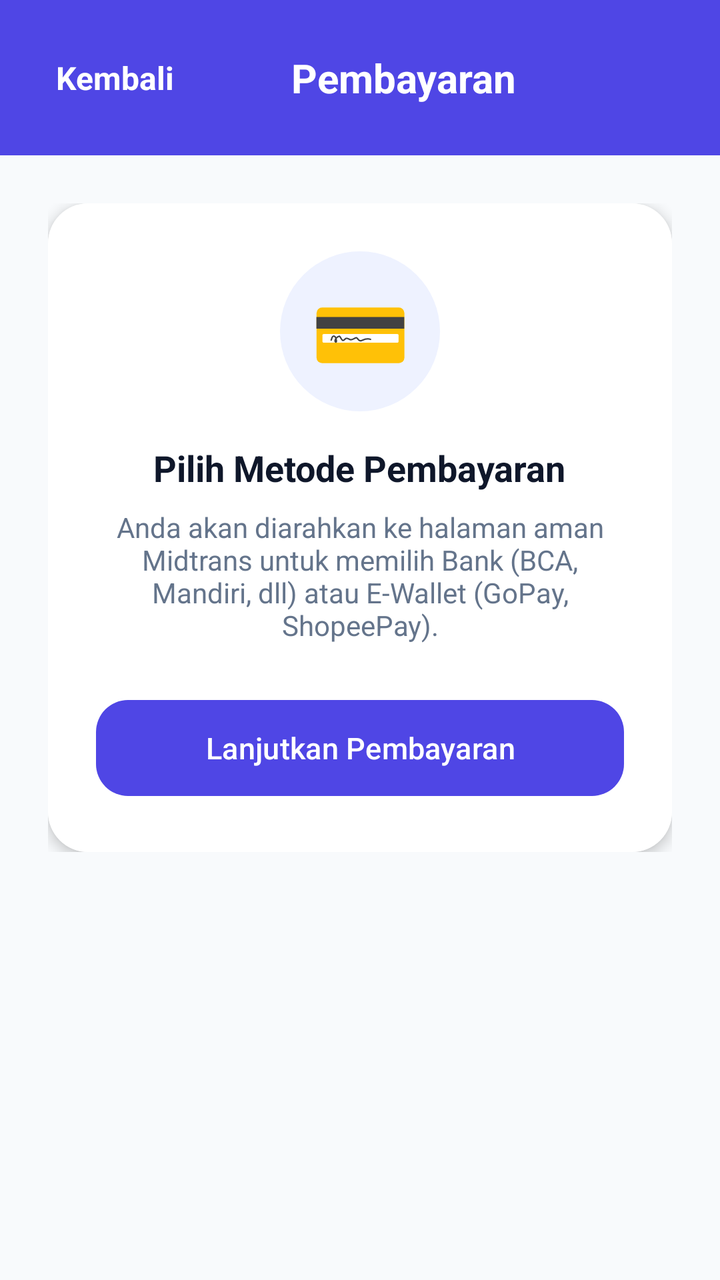
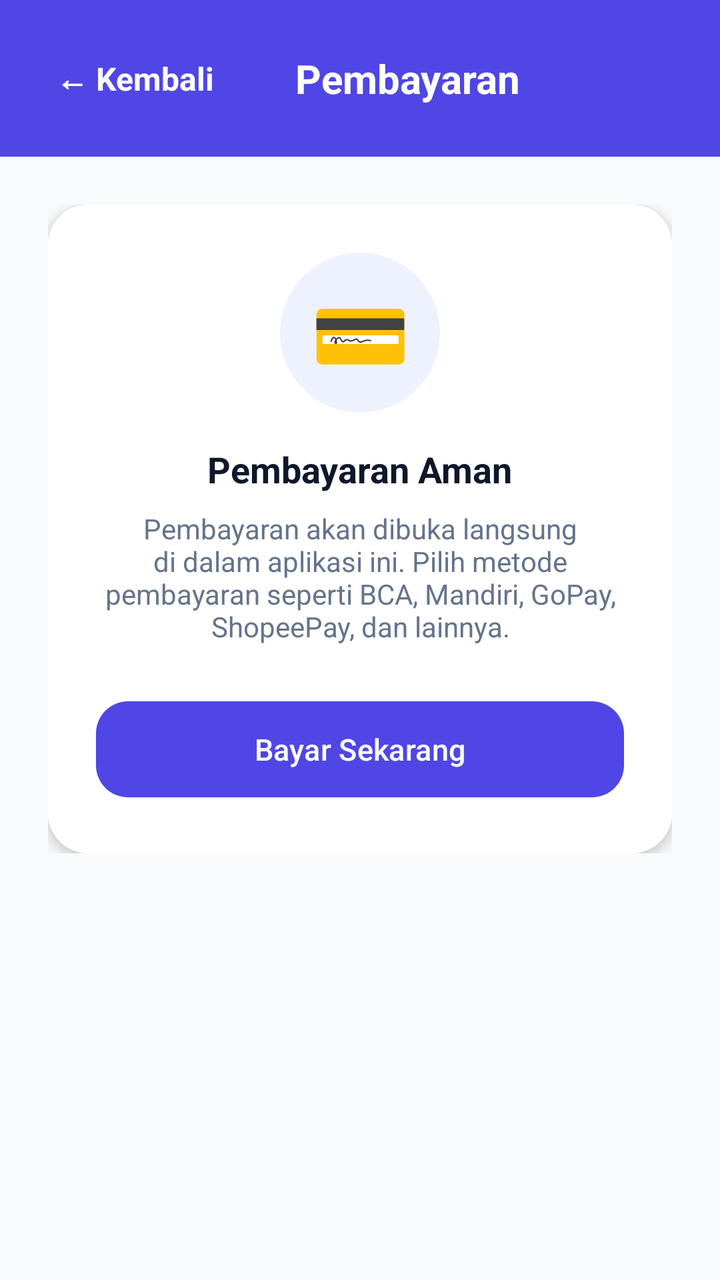

An Android layout rendered at two revisions. The XML below is the earlier revision; the diff shows what the commit changed to produce the second picture.
<!-- AndroidManifest.xml: application theme Theme.ManajemenKos -->
<!-- res/layout/activity_payment.xml -->
<?xml version="1.0" encoding="utf-8"?>
<androidx.constraintlayout.widget.ConstraintLayout xmlns:android="http://schemas.android.com/apk/res/android"
    xmlns:app="http://schemas.android.com/apk/res-auto"
    android:layout_width="match_parent"
    android:layout_height="match_parent"
    android:background="@color/bg_light">

    
    <LinearLayout
        android:id="@+id/layHeader"
        android:layout_width="match_parent"
        android:layout_height="wrap_content"
        android:orientation="horizontal"
        android:padding="20dp"
        android:background="@color/primary"
        android:gravity="center_vertical"
        app:layout_constraintTop_toTopOf="parent">

        <TextView
            android:id="@+id/tvBack"
            android:layout_width="wrap_content"
            android:layout_height="wrap_content"
            android:text="Kembali"
            android:textColor="@color/white"
            android:textSize="16sp"
            android:textStyle="bold"
            android:padding="8dp" />

        <TextView
            android:layout_width="0dp"
            android:layout_height="wrap_content"
            android:layout_weight="1"
            android:text="Pembayaran"
            android:textColor="@color/white"
            android:textSize="20sp"
            android:textStyle="bold"
            android:gravity="center"
            android:layout_marginEnd="32dp" />
    </LinearLayout>

    <LinearLayout
        android:layout_width="match_parent"
        android:layout_height="wrap_content"
        android:orientation="vertical"
        android:padding="24dp"
        app:layout_constraintTop_toBottomOf="@id/layHeader">

        <androidx.cardview.widget.CardView
            android:layout_width="match_parent"
            android:layout_height="wrap_content"
            app:cardCornerRadius="20dp"
            app:cardElevation="4dp">

            <LinearLayout
                android:layout_width="match_parent"
                android:layout_height="wrap_content"
                android:orientation="vertical"
                android:padding="24dp"
                android:background="@color/card_bg"
                android:gravity="center">

                <TextView
                    android:layout_width="80dp"
                    android:layout_height="80dp"
                    android:background="@drawable/icon_bg_light"
                    android:text="💳"
                    android:textSize="40sp"
                    android:gravity="center"
                    android:layout_marginBottom="16dp" />

                <TextView
                    android:layout_width="wrap_content"
                    android:layout_height="wrap_content"
                    android:text="Pilih Metode Pembayaran"
                    android:textSize="18sp"
                    android:textStyle="bold"
                    android:textColor="@color/text_primary" />

                <TextView
                    android:layout_width="wrap_content"
                    android:layout_height="wrap_content"
                    android:text="Anda akan diarahkan ke halaman aman Midtrans untuk memilih Bank (BCA, Mandiri, dll) atau E-Wallet (GoPay, ShopeePay)."
                    android:textSize="14sp"
                    android:textColor="@color/text_secondary"
                    android:gravity="center"
                    android:layout_marginTop="8dp"
                    android:layout_marginBottom="24dp" />

                <com.google.android.material.button.MaterialButton
                    android:id="@+id/btnSubmitPayment"
                    android:layout_width="match_parent"
                    android:layout_height="56dp"
                    android:text="Lanjutkan Pembayaran"
                    android:textSize="15sp"
                    android:textColor="@color/white"
                    android:fontFamily="sans-serif-medium"
                    app:cornerRadius="16dp"
                    app:backgroundTint="@color/primary" />
            </LinearLayout>
        </androidx.cardview.widget.CardView>
    </LinearLayout>
</androidx.constraintlayout.widget.ConstraintLayout>
<!-- resources referenced by this layout -->
<resources>
  <color name="bg_light">#F8FAFC</color>
  <color name="card_bg">#FFFFFF</color>
  <color name="primary">#4F46E5</color>
  <color name="text_primary">#0F172A</color>
  <color name="text_secondary">#64748B</color>
  <color name="white">#FFFFFFFF</color>
  <!-- drawable icon_bg_light (drawable) -->
  <?xml version="1.0" encoding="utf-8"?>
  <shape xmlns:android="http://schemas.android.com/apk/res/android"
      android:shape="oval">
      <solid android:color="#EEF2FF" /> 
  </shape>
  <style name="Theme.ManajemenKos" parent="Base.Theme.ManajemenKos" />
  <style name="Base.Theme.ManajemenKos" parent="Theme.Material3.DayNight.NoActionBar">
          <item name="colorPrimary">@color/primary</item>
          <item name="colorPrimaryDark">@color/primary_dark</item>
          <item name="colorAccent">@color/accent</item>
          <item name="android:textColor">@color/text_primary</item>
          <item name="android:editTextColor">@color/text_primary</item>
          <item name="android:textColorHint">@color/text_secondary</item>
      </style>
  <color name="primary_dark">#3730A3</color>
  <color name="accent">#0EA5E9</color>
</resources>

<!-- the commit's change to res/layout/activity_payment.xml (unified diff, before → after) -->
@@ -20,13 +20,14 @@
             android:id="@+id/tvBack"
             android:layout_width="wrap_content"
             android:layout_height="wrap_content"
-            android:text="Kembali"
+            android:text="← Kembali"
             android:textColor="@color/white"
             android:textSize="16sp"
             android:textStyle="bold"
             android:padding="8dp" />
 
         <TextView
+            android:id="@+id/tvHeaderTitle"
             android:layout_width="0dp"
             android:layout_height="wrap_content"
             android:layout_weight="1"
@@ -35,10 +36,12 @@
             android:textSize="20sp"
             android:textStyle="bold"
             android:gravity="center"
-            android:layout_marginEnd="32dp" />
+            android:layout_marginEnd="48dp" />
     </LinearLayout>
 
+    
     <LinearLayout
+        android:id="@+id/layInfoCard"
         android:layout_width="match_parent"
         android:layout_height="wrap_content"
         android:orientation="vertical"
@@ -71,7 +74,7 @@
                 <TextView
                     android:layout_width="wrap_content"
                     android:layout_height="wrap_content"
-                    android:text="Pilih Metode Pembayaran"
+                    android:text="Pembayaran Aman"
                     android:textSize="18sp"
                     android:textStyle="bold"
                     android:textColor="@color/text_primary" />
@@ -79,7 +82,7 @@
                 <TextView
                     android:layout_width="wrap_content"
                     android:layout_height="wrap_content"
-                    android:text="Anda akan diarahkan ke halaman aman Midtrans untuk memilih Bank (BCA, Mandiri, dll) atau E-Wallet (GoPay, ShopeePay)."
+                    android:text="Pembayaran akan dibuka langsung di dalam aplikasi ini. Pilih metode pembayaran seperti BCA, Mandiri, GoPay, ShopeePay, dan lainnya."
                     android:textSize="14sp"
                     android:textColor="@color/text_secondary"
                     android:gravity="center"
@@ -90,7 +93,7 @@
                     android:id="@+id/btnSubmitPayment"
                     android:layout_width="match_parent"
                     android:layout_height="56dp"
-                    android:text="Lanjutkan Pembayaran"
+                    android:text="Bayar Sekarang"
                     android:textSize="15sp"
                     android:textColor="@color/white"
                     android:fontFamily="sans-serif-medium"
@@ -99,4 +102,25 @@
             </LinearLayout>
         </androidx.cardview.widget.CardView>
     </LinearLayout>
+
+    
+    <WebView
+        android:id="@+id/webViewMidtrans"
+        android:layout_width="match_parent"
+        android:layout_height="0dp"
+        android:visibility="gone"
+        app:layout_constraintTop_toBottomOf="@id/layHeader"
+        app:layout_constraintBottom_toBottomOf="parent" />
+
+    
+    <ProgressBar
+        android:id="@+id/progressBar"
+        android:layout_width="wrap_content"
+        android:layout_height="wrap_content"
+        android:visibility="gone"
+        app:layout_constraintStart_toStartOf="parent"
+        app:layout_constraintEnd_toEndOf="parent"
+        app:layout_constraintTop_toTopOf="@id/webViewMidtrans"
+        app:layout_constraintBottom_toBottomOf="@id/webViewMidtrans" />
+
 </androidx.constraintlayout.widget.ConstraintLayout>
